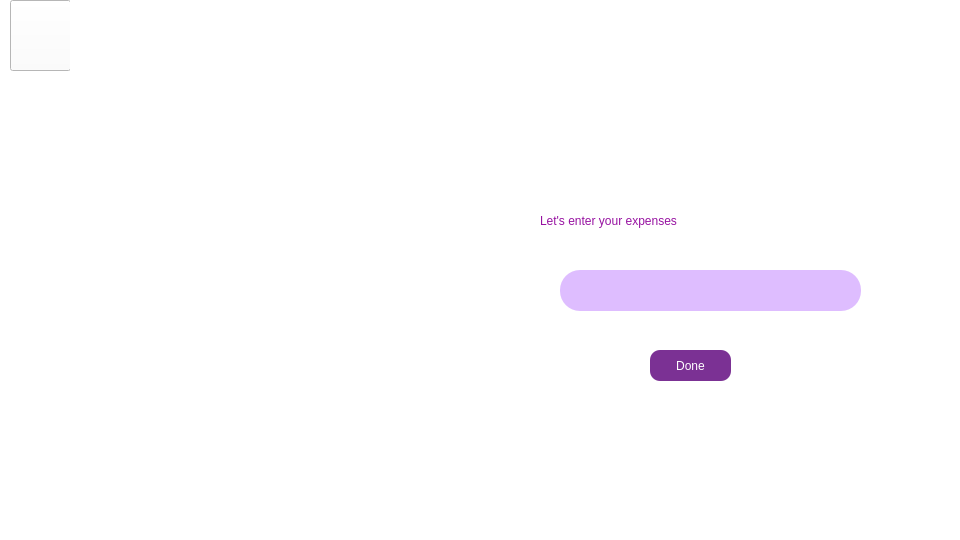
Old version of the form expenses.ui in the repository Nirjaraa/spendwise.
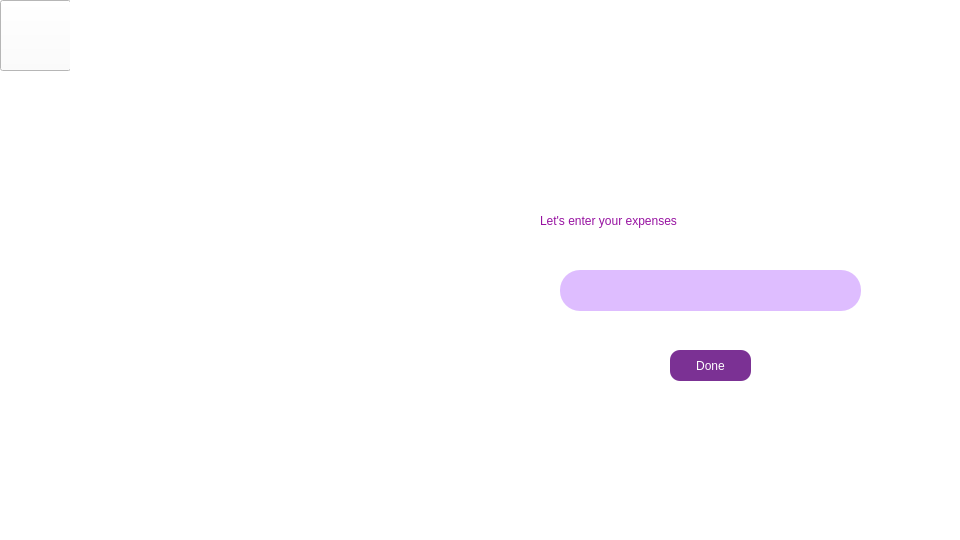
New version of the form. Icons and pictures are not drawn.

The edit to the form file:
```diff
--- a/expenses.ui
+++ b/expenses.ui
@@ -70,7 +70,7 @@
    <widget class="QPushButton" name="save">
     <property name="geometry">
      <rect>
-      <x>650</x>
+      <x>670</x>
       <y>350</y>
       <width>81</width>
       <height>31</height>
@@ -108,9 +108,9 @@
    <widget class="QPushButton" name="back">
     <property name="geometry">
      <rect>
-      <x>10</x>
+      <x>0</x>
       <y>0</y>
-      <width>61</width>
+      <width>71</width>
       <height>71</height>
      </rect>
     </property>
```
